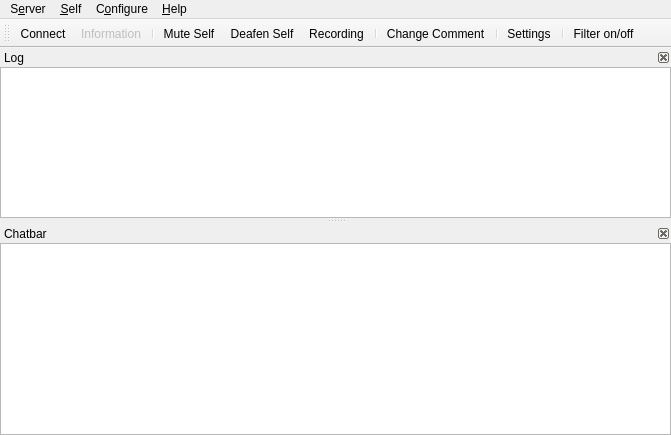
Old version of the form src/mumble/MainWindow.ui in the repository mumble-voip/mumble.
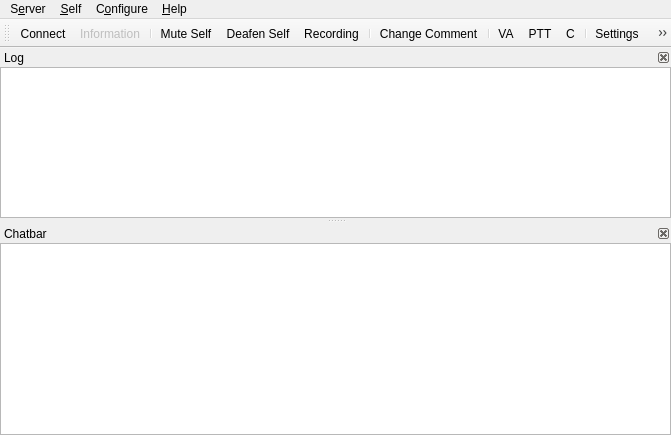
New version of the form. Icons and pictures are not drawn. Custom widgets are drawn as their Qt base class.

Commit message: Added transmit mode icons to the toolbar, which will show which transmit mode is currently in use and allow for quickly changing transmit mode. This addresses feature request #1119.

```diff
--- a/src/mumble/MainWindow.ui
+++ b/src/mumble/MainWindow.ui
@@ -182,6 +182,10 @@
    <addaction name="separator"/>
    <addaction name="qaSelfComment"/>
    <addaction name="separator"/>
+   <addaction name="qaSetTransmitModeVAD"/>
+   <addaction name="qaSetTransmitModePushToTalk"/>
+   <addaction name="qaSetTransmitModeContinous"/>
+   <addaction name="separator"/>
    <addaction name="qaConfigDialog"/>
    <addaction name="separator"/>
    <addaction name="qaFilterToggle"/>
@@ -832,6 +836,57 @@
     <bool>false</bool>
    </property>
   </action>
+  <action name="qaSetTransmitModeContinous">
+   <property name="checkable">
+    <bool>true</bool>
+   </property>
+   <property name="iconText">
+    <string>C</string>
+   </property>
+   <property name="text">
+    <string>&amp;Continuous</string>
+   </property>
+   <property name="toolTip">
+    <string>Set Transmit Mode to Continuous</string>
+   </property>
+   <property name="iconVisibleInMenu">
+    <bool>false</bool>
+   </property>
+  </action>
+  <action name="qaSetTransmitModeVAD">
+   <property name="checkable">
+    <bool>true</bool>
+   </property>
+   <property name="iconText">
+    <string>VA</string>
+   </property>
+   <property name="text">
+    <string>&amp;Voice Activity</string>
+   </property>
+   <property name="toolTip">
+    <string>Set Transmit Mode to Voice Activity</string>
+   </property>
+   <property name="iconVisibleInMenu">
+    <bool>false</bool>
+   </property>
+  </action>
+  <action name="qaSetTransmitModePushToTalk">
+   <property name="checkable">
+    <bool>true</bool>
+   </property>
+   <property name="iconText">
+    <string>PTT</string>
+   </property>
+   <property name="text">
+    <string>&amp;Push to Talk</string>
+   </property>
+   <property name="toolTip">
+    <string>Set Transmit Mode to Push to Talk</string>
+   </property>
+   <property name="iconVisibleInMenu">
+    <bool>false</bool>
+   </property>
+  </action>
   <action name="qaSelfRegister">
    <property name="text">
     <string>R&amp;egister</string>
```
The commit also changes 2 other files.
